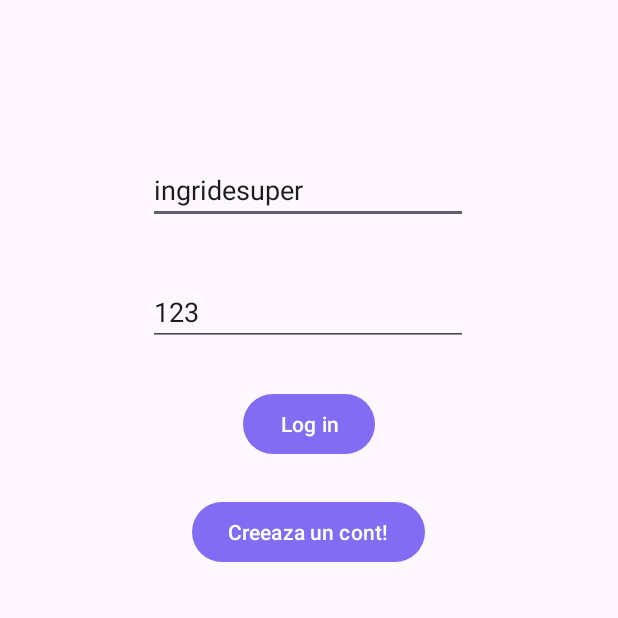
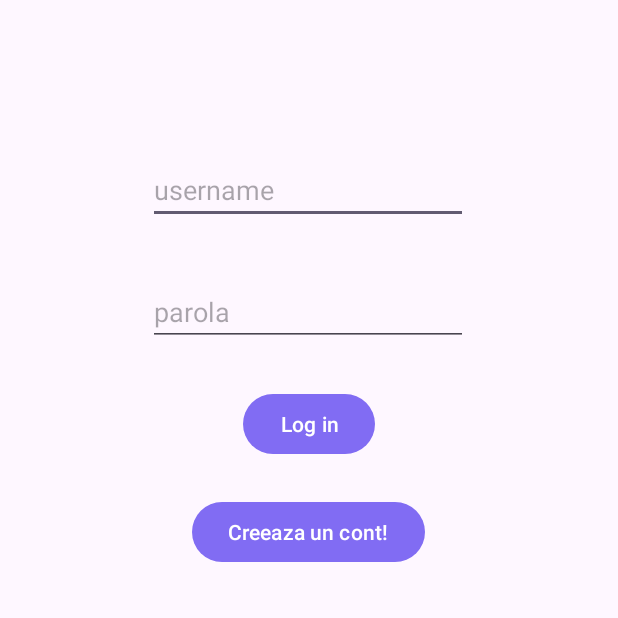
Before and after one commit to ingridesuper/Android-App-Reporting-Problems, an Android app: the screen it shows after launch (MainActivity), on a phone screen of 412 x 824 dp, the top half of it. Run offline under Robolectric (Android 15) with nearby library versions, the phone set to English and light mode, and no system bars; our stand-ins replace Room's generated code; network calls fail; 13 statements that could not run were skipped.

Commit message:
final-joi seara

```diff
--- a/app/src/main/java/com/example/android_proiect_final_version/CustomAdapters/AdapterUtilizator.java
+++ b/app/src/main/java/com/example/android_proiect_final_version/CustomAdapters/AdapterUtilizator.java
@@ -40,7 +40,7 @@ public class AdapterUtilizator extends ArrayAdapter<Utilizator> {
         TextView tvUsername=view.findViewById(R.id.tvUsername);
         TextView tvNumePrenumeSector=view.findViewById(R.id.tvNumePrenumeSector);
         tvUsername.setText(utilizator.getUsername());
-        tvNumePrenumeSector.setText(utilizator.getNume()+" "+utilizator.getPrenume()+", rezident in "+utilizator.getSector().toString());
+        tvNumePrenumeSector.setText(utilizator.getNume()+" "+utilizator.getPrenume()+", rezident in Sectorul "+utilizator.getSector().toString().toLowerCase());
         return view;
     }
 }
--- a/app/src/main/java/com/example/android_proiect_final_version/MainActivity.java
+++ b/app/src/main/java/com/example/android_proiect_final_version/MainActivity.java
@@ -30,10 +30,10 @@ import java.util.ArrayList;
 import java.util.List;
 
 public class MainActivity extends AppCompatActivity {
-    String adresaURLProbleme="https://jsonkeeper.com/b/5D05";
+    String adresaURLProbleme=" https://jsonkeeper.com/b/3U4F";
     String adresaURLUtilizatori="https://jsonkeeper.com/b/LMSU";
     String adresaURLSemnaturi="https://jsonkeeper.com/b/7SEJ";
-    String adresaURLIdei="https://jsonkeeper.com/b/GBGR";
+    String adresaURLIdei="https://jsonkeeper.com/b/8F82";
 
     @Override
     protected void onCreate(Bundle savedInstanceState) {
@@ -46,7 +46,14 @@ public class MainActivity extends AppCompatActivity {
             return insets;
         });
 
-        fillTablesFromRetea();
+        for(Utilizator u:AplicatieDB.getInstance(getApplicationContext()).getUtilizatorDAO().getUtilizatori()){
+            Log.i("utilizator", u.toString());
+        }
+
+        fillUtilizatoriTableFromRetea();
+        fillProblemeTableFromRetea();
+        fillSemnaturiTableFromRetea();
+        fillIdeiTableFromRetea();
 
         EditText etUsername=findViewById(R.id.etUsername);
         EditText etParola=findViewById(R.id.etParola);
@@ -78,14 +85,6 @@ public class MainActivity extends AppCompatActivity {
         });
     }
 
-
-
-    private void fillTablesFromRetea(){
-        fillUtilizatoriTableFromRetea();
-        fillProblemeTableFromRetea();
-        fillSemnaturiTableFromRetea();
-        fillIdeiTableFromRetea();
-    }
 
     private void fillProblemeTableFromRetea(){
         Thread thread=new Thread(){
--- a/app/src/main/java/com/example/android_proiect_final_version/ViewAltProfilActivity.java
+++ b/app/src/main/java/com/example/android_proiect_final_version/ViewAltProfilActivity.java
@@ -48,7 +48,7 @@ public class ViewAltProfilActivity extends AppCompatActivity {
         utilizator=(Utilizator)intent.getSerializableExtra("profil");
 
         tvUsername.setText(utilizator.getUsername());
-        tvNumePrenumeSector.setText(utilizator.getNume()+" "+utilizator.getPrenume()+", rezident in "+utilizator.getSector());
+        tvNumePrenumeSector.setText(utilizator.getNume()+" "+utilizator.getPrenume()+", rezident in Sectorul "+utilizator.getSector().toString().toLowerCase());
         int nrProblemeRaportate=AplicatieDB.getInstance(getApplicationContext()).getUtilizatorDAO().getNrProblemeRaportateDeUtilizator(utilizator.getUsername());
         tvNrProblemeRaportate.setText("Numar probleme raportate: "+nrProblemeRaportate);
         tvSubtitlu.setText("Acestea sunt problemele raportate de "+utilizator.getUsername()+": ");
--- a/app/src/main/java/com/example/android_proiect_final_version/ViewIdeeActivity.java
+++ b/app/src/main/java/com/example/android_proiect_final_version/ViewIdeeActivity.java
@@ -47,7 +47,7 @@ public class ViewIdeeActivity extends AppCompatActivity {
 
         tvTitlu.setText(idee.getTitlu());
         tvDescriere.setText(idee.getDescriere());
-        tvSector.setText(idee.getSector().toString());
+        tvSector.setText("Sectorul "+idee.getSector().toString().toLowerCase());
         tvAutor.setText("Autor: "+idee.getAutorUsername());
         List<SemnaturaIdee> semnaturi= AplicatieDB.getInstance(getApplicationContext()).getSemnaturaIdeeDAO().getSemnaturiForIdee(idee.getId());
         int nrSemnaturi=semnaturi.size();
--- a/app/src/main/java/com/example/android_proiect_final_version/ViewProblemaActivity.java
+++ b/app/src/main/java/com/example/android_proiect_final_version/ViewProblemaActivity.java
@@ -54,8 +54,8 @@ public class ViewProblemaActivity extends AppCompatActivity {
 
         tvTitlu.setText(problema.getTitlu());
         tvDescriere.setText(problema.getDescriere());
-        tvAdresaSector.setText(problema.getSector().toString()+" - "+problema.getAdresa());
-        tvCategorie.setText(problema.getCategorieProblema().toString());
+        tvAdresaSector.setText("Sectorul "+problema.getSector().toString().toLowerCase()+" - "+problema.getAdresa());
+        tvCategorie.setText("Categorie: "+problema.getCategorieProblema().toString());
         tvAutor.setText("Autor: "+problema.getAutorUsername());
         List<Semnatura> semnaturi= AplicatieDB.getInstance(getApplicationContext()).getSemnaturaDAO().getSemnaturiForProblema(problema.getId());
         int nrSemnaturi=semnaturi.size();
--- a/app/src/main/java/com/example/android_proiect_final_version/ViewProfilPropriuActivity.java
+++ b/app/src/main/java/com/example/android_proiect_final_version/ViewProfilPropriuActivity.java
@@ -63,7 +63,7 @@ public class ViewProfilPropriuActivity extends AppCompatActivity {
         lvProbleme.setAdapter(adapterProblema);
 
         tvUsername.setText(username);
-        tvNumePrenumeSector.setText(utilizator.getNume()+" "+utilizator.getPrenume()+", rezident in "+utilizator.getSector());
+        tvNumePrenumeSector.setText(utilizator.getNume()+" "+utilizator.getPrenume()+", rezident in Sectorul "+utilizator.getSector().toString().toLowerCase());
         int nrProblemeRaportate=AplicatieDB.getInstance(getApplicationContext()).getUtilizatorDAO().getNrProblemeRaportateDeUtilizator(username);
         tvNrProblemeRaportate.setText("Numar probleme raportate: "+nrProblemeRaportate);
 
--- a/app/src/main/java/com/example/android_proiect_final_version/database/AplicatieDB.java
+++ b/app/src/main/java/com/example/android_proiect_final_version/database/AplicatieDB.java
@@ -17,7 +17,7 @@ import com.example.android_proiect_final_version.models.Semnatura;
 import com.example.android_proiect_final_version.models.SemnaturaIdee;
 import com.example.android_proiect_final_version.models.Utilizator;
 
-@Database(entities = {Utilizator.class, Problema.class, Semnatura.class, Idee.class, SemnaturaIdee.class}, version=5, exportSchema = false)
+@Database(entities = {Utilizator.class, Problema.class, Semnatura.class, Idee.class, SemnaturaIdee.class}, version=10, exportSchema = false)
 public abstract class AplicatieDB extends RoomDatabase {
     private static AplicatieDB instance;
     public static final String databaseName="database.db";
--- a/app/src/main/java/com/example/android_proiect_final_version/enums/CategorieProblema.java
+++ b/app/src/main/java/com/example/android_proiect_final_version/enums/CategorieProblema.java
@@ -16,8 +16,4 @@ public enum CategorieProblema {
         return nume;
     }
 
-    @Override
-    public String toString() {
-        return "Categorie problema: " + nume;
-    }
 }
--- a/app/src/main/java/com/example/android_proiect_final_version/enums/Sector.java
+++ b/app/src/main/java/com/example/android_proiect_final_version/enums/Sector.java
@@ -21,8 +21,4 @@ public enum Sector {
         return this.numar;
     }
 
-    @Override
-    public String toString() {
-        return "Sector " + numar;
-    }
 }
--- a/app/src/main/res/layout/activity_add_idee.xml
+++ b/app/src/main/res/layout/activity_add_idee.xml
@@ -29,7 +29,6 @@
         android:ems="10"
         android:hint="titlu"
         android:inputType="text"
-        android:text="Centru Reciclare Scoala 46"
         app:layout_constraintEnd_toEndOf="parent"
         app:layout_constraintHorizontal_bias="0.477"
         app:layout_constraintStart_toStartOf="parent"
@@ -53,7 +52,6 @@
         android:ems="10"
         android:hint="descriere"
         android:inputType="text"
-        android:text="o descriere nice"
         app:layout_constraintEnd_toEndOf="parent"
         app:layout_constraintHorizontal_bias="0.477"
         app:layout_constraintStart_toStartOf="parent"
--- a/app/src/main/res/layout/activity_add_problem.xml
+++ b/app/src/main/res/layout/activity_add_problem.xml
@@ -15,7 +15,6 @@
         android:ems="10"
         android:hint="titlu"
         android:inputType="text"
-        android:text="negoita a taiat un parc"
         app:layout_constraintEnd_toEndOf="parent"
         app:layout_constraintHorizontal_bias="0.497"
         app:layout_constraintStart_toStartOf="parent"
@@ -29,7 +28,6 @@
         android:ems="10"
         android:hint="adresa"
         android:inputType="text"
-        android:text="Bvd. Calarasi 123"
         app:layout_constraintEnd_toEndOf="parent"
         app:layout_constraintHorizontal_bias="0.507"
         app:layout_constraintStart_toStartOf="parent"
@@ -64,7 +62,6 @@
         android:ems="10"
         android:hint="descriere"
         android:inputType="text"
-        android:text="o descriere nice"
         app:layout_constraintEnd_toEndOf="parent"
         app:layout_constraintHorizontal_bias="0.497"
         app:layout_constraintStart_toStartOf="parent"
--- a/app/src/main/res/layout/activity_main.xml
+++ b/app/src/main/res/layout/activity_main.xml
@@ -15,7 +15,6 @@
         android:ems="10"
         android:hint="username"
         android:inputType="text"
-        android:text="ingridesuper"
         app:layout_constraintEnd_toEndOf="parent"
         app:layout_constraintHorizontal_bias="0.497"
         app:layout_constraintStart_toStartOf="parent"
@@ -29,7 +28,6 @@
         android:ems="10"
         android:hint="parola"
         android:inputType="text"
-        android:text="123"
         app:layout_constraintEnd_toEndOf="parent"
         app:layout_constraintHorizontal_bias="0.497"
         app:layout_constraintStart_toStartOf="parent"
```
